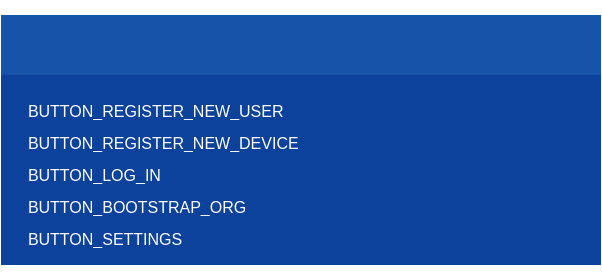
The window that parsec/core/gui/forms/login_widget.ui (Scille/parsec-cloud) describes before a commit, drawn with Qt 5.
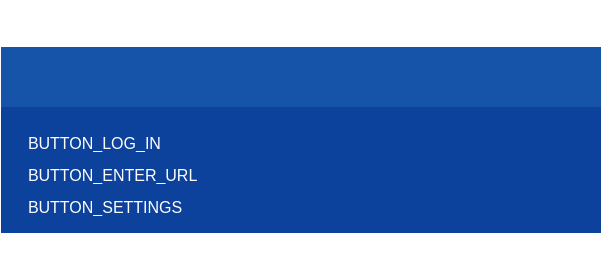
The same window after the commit. Icons and pictures are not drawn.

Commit message: [GUI] Changed the way claim/bootstrap is done

The edit to the form file:
```diff
--- a/parsec/core/gui/forms/login_widget.ui
+++ b/parsec/core/gui/forms/login_widget.ui
@@ -243,10 +243,8 @@
            </sizepolicy>
           </property>
           <property name="styleSheet">
-           <string notr="true">#button_bootstrap_instead,
+           <string notr="true">#button_enter_url,
 #button_login_instead,
-#button_register_device_instead,
-#button_register_user_instead,
 #button_settings
 {
 border: 0;
@@ -256,10 +254,8 @@
 height: 18px;
 }
 
-#button_bootstrap_instead:hover,
+#button_enter_url:hover,
 #button_login_instead:hover,
-#button_register_device_instead:hover,
-#button_register_user_instead:hover,
 #button_settings:hover
 {
 text-decoration: underline;
@@ -305,56 +301,6 @@
              <property name="spacing">
               <number>0</number>
              </property>
-             <item>
-              <widget class="QPushButton" name="button_register_user_instead">
-               <property name="font">
-                <font>
-                 <pointsize>12</pointsize>
-                </font>
-               </property>
-               <property name="cursor">
-                <cursorShape>PointingHandCursor</cursorShape>
-               </property>
-               <property name="styleSheet">
-                <string notr="true"/>
-               </property>
-               <property name="text">
-                <string>BUTTON_REGISTER_NEW_USER</string>
-               </property>
-               <property name="icon">
-                <iconset resource="../rc/resources.qrc">
-                 <normaloff>:/icons/images/icons/right-chevron.png</normaloff>:/icons/images/icons/right-chevron.png</iconset>
-               </property>
-               <property name="flat">
-                <bool>true</bool>
-               </property>
-              </widget>
-             </item>
-             <item>
-              <widget class="QPushButton" name="button_register_device_instead">
-               <property name="font">
-                <font>
-                 <pointsize>12</pointsize>
-                </font>
-               </property>
-               <property name="cursor">
-                <cursorShape>PointingHandCursor</cursorShape>
-               </property>
-               <property name="styleSheet">
-                <string notr="true"/>
-               </property>
-               <property name="text">
-                <string>BUTTON_REGISTER_NEW_DEVICE</string>
-               </property>
-               <property name="icon">
-                <iconset resource="../rc/resources.qrc">
-                 <normaloff>:/icons/images/icons/right-chevron.png</normaloff>:/icons/images/icons/right-chevron.png</iconset>
-               </property>
-               <property name="flat">
-                <bool>true</bool>
-               </property>
-              </widget>
-             </item>
              <item>
               <widget class="QPushButton" name="button_login_instead">
                <property name="font">
@@ -365,9 +311,6 @@
                <property name="cursor">
                 <cursorShape>PointingHandCursor</cursorShape>
                </property>
-               <property name="styleSheet">
-                <string notr="true"/>
-               </property>
                <property name="text">
                 <string>BUTTON_LOG_IN</string>
                </property>
@@ -381,7 +324,7 @@
               </widget>
              </item>
              <item>
-              <widget class="QPushButton" name="button_bootstrap_instead">
+              <widget class="QPushButton" name="button_enter_url">
                <property name="font">
                 <font>
                  <pointsize>12</pointsize>
@@ -391,12 +334,15 @@
                 <cursorShape>PointingHandCursor</cursorShape>
                </property>
                <property name="text">
-                <string>BUTTON_BOOTSTRAP_ORG</string>
+                <string>BUTTON_ENTER_URL</string>
                </property>
                <property name="icon">
                 <iconset resource="../rc/resources.qrc">
                  <normaloff>:/icons/images/icons/right-chevron.png</normaloff>:/icons/images/icons/right-chevron.png</iconset>
                </property>
+               <property name="flat">
+                <bool>true</bool>
+               </property>
               </widget>
              </item>
              <item>
```
The commit also changes 19 other files.
